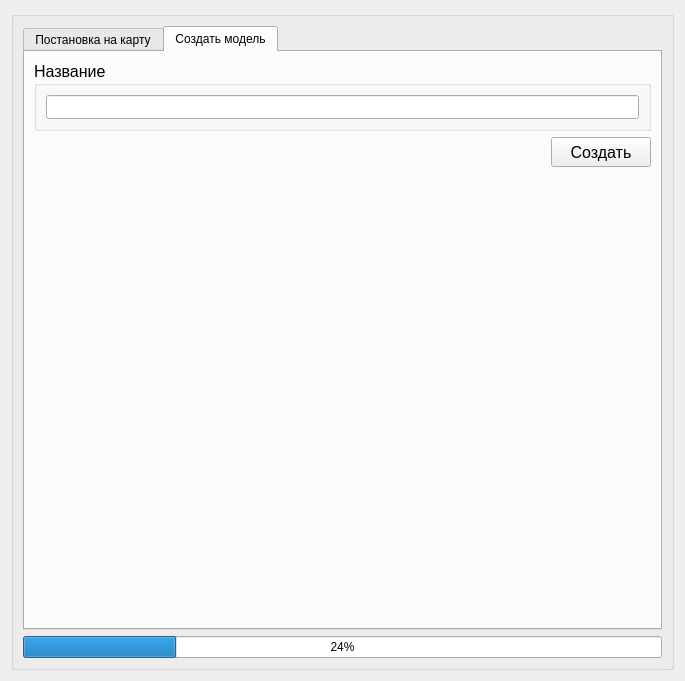
The window that src/Application/GUI/UI/optrlswindow.ui (Nisitka/air-trail-generator) describes before a commit, drawn with Qt 5.
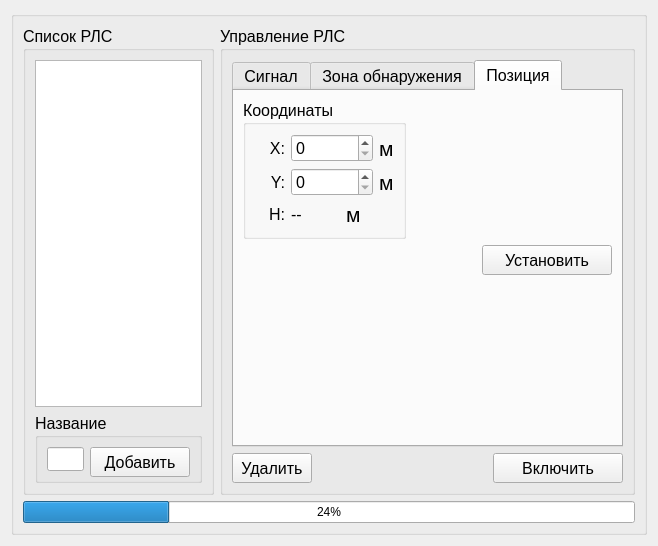
The same window after the commit. The open tabs and pages were chosen to show the change.

What changed in the file:
```diff
--- a/src/Application/GUI/UI/optrlswindow.ui
+++ b/src/Application/GUI/UI/optrlswindow.ui
@@ -6,14 +6,14 @@
    <rect>
     <x>0</x>
     <y>0</y>
-    <width>685</width>
-    <height>681</height>
+    <width>658</width>
+    <height>501</height>
    </rect>
   </property>
   <property name="windowTitle">
    <string>Form</string>
   </property>
-  <layout class="QHBoxLayout" name="horizontalLayout_3">
+  <layout class="QHBoxLayout" name="horizontalLayout_4">
    <item>
     <widget class="QGroupBox" name="mainGroupBox">
      <property name="title">
@@ -21,15 +21,7 @@
      </property>
      <layout class="QVBoxLayout" name="verticalLayout_6">
       <item>
-       <widget class="QTabWidget" name="mainTabWidget">
-        <property name="currentIndex">
-         <number>0</number>
-        </property>
-        <widget class="QWidget" name="tab_5">
-         <attribute name="title">
-          <string>Постановка на карту</string>
-         </attribute>
-         <layout class="QHBoxLayout" name="horizontalLayout_4">
+       <layout class="QHBoxLayout" name="horizontalLayout_3">
           <item>
            <widget class="QGroupBox" name="listRLSGroupBox">
             <property name="maximumSize">
@@ -49,6 +41,12 @@
             <layout class="QVBoxLayout" name="verticalLayout_5">
              <item>
               <widget class="QTableWidget" name="listRLSTableWidget">
+             <property name="sizePolicy">
+              <sizepolicy hsizetype="Expanding" vsizetype="MinimumExpanding">
+               <horstretch>0</horstretch>
+               <verstretch>0</verstretch>
+              </sizepolicy>
+             </property>
                <property name="maximumSize">
                 <size>
                  <width>99999</width>
@@ -61,22 +59,35 @@
               </widget>
              </item>
              <item>
-              <layout class="QHBoxLayout" name="horizontalLayout">
+            <layout class="QVBoxLayout" name="verticalLayout_4">
                <item>
-                <spacer name="horizontalSpacer_3">
-                 <property name="orientation">
-                  <enum>Qt::Horizontal</enum>
-                 </property>
-                 <property name="sizeHint" stdset="0">
+              <widget class="QGroupBox" name="nameNewRLSGroupBox">
+               <property name="maximumSize">
                   <size>
-                   <width>40</width>
-                   <height>20</height>
-                  </size>
-                 </property>
-                </spacer>
+                 <width>16777215</width>
+                 <height>70</height>
+                </size>
+               </property>
+               <property name="font">
+                <font>
+                 <pointsize>12</pointsize>
+                </font>
+               </property>
+               <property name="title">
+                <string>Название</string>
+               </property>
+               <layout class="QHBoxLayout" name="horizontalLayout_8">
+                <item>
+                 <widget class="QLineEdit" name="nameNewRLSLineEdit">
+                  <property name="font">
+                   <font>
+                    <pointsize>12</pointsize>
+                   </font>
+                  </property>
+                 </widget>
                </item>
                <item>
-                <widget class="QPushButton" name="addRLSButton">
+                 <widget class="QPushButton" name="createRLSButton">
                  <property name="minimumSize">
                   <size>
                    <width>100</width>
@@ -86,7 +97,7 @@
                  <property name="maximumSize">
                   <size>
                    <width>100</width>
-                   <height>16777215</height>
+                    <height>25</height>
                   </size>
                  </property>
                  <property name="font">
@@ -100,6 +111,9 @@
                 </widget>
                </item>
               </layout>
+              </widget>
+             </item>
+            </layout>
              </item>
             </layout>
            </widget>
@@ -591,7 +605,7 @@
                            </font>
                           </property>
                           <property name="text">
-                           <string>Z:</string>
+                         <string>H:</string>
                           </property>
                           <property name="alignment">
                            <set>Qt::AlignRight|Qt::AlignTrailing|Qt::AlignVCenter</set>
@@ -752,98 +766,6 @@
            </widget>
           </item>
          </layout>
-        </widget>
-        <widget class="QWidget" name="tab_7">
-         <attribute name="title">
-          <string>Создать модель</string>
-         </attribute>
-         <layout class="QVBoxLayout" name="verticalLayout_4">
-          <item>
-           <widget class="QGroupBox" name="nameNewRLSGroupBox">
-            <property name="maximumSize">
-             <size>
-              <width>16777215</width>
-              <height>70</height>
-             </size>
-            </property>
-            <property name="font">
-             <font>
-              <pointsize>12</pointsize>
-             </font>
-            </property>
-            <property name="title">
-             <string>Название</string>
-            </property>
-            <layout class="QHBoxLayout" name="horizontalLayout_8">
-             <item>
-              <widget class="QLineEdit" name="nameNewRLSLineEdit">
-               <property name="font">
-                <font>
-                 <pointsize>12</pointsize>
-                </font>
-               </property>
-              </widget>
-             </item>
-            </layout>
-           </widget>
-          </item>
-          <item>
-           <layout class="QHBoxLayout" name="horizontalLayout_6">
-            <item>
-             <spacer name="horizontalSpacer_5">
-              <property name="orientation">
-               <enum>Qt::Horizontal</enum>
-              </property>
-              <property name="sizeHint" stdset="0">
-               <size>
-                <width>40</width>
-                <height>20</height>
-               </size>
-              </property>
-             </spacer>
-            </item>
-            <item>
-             <widget class="QPushButton" name="createRLSButton">
-              <property name="minimumSize">
-               <size>
-                <width>100</width>
-                <height>30</height>
-               </size>
-              </property>
-              <property name="maximumSize">
-               <size>
-                <width>100</width>
-                <height>16777215</height>
-               </size>
-              </property>
-              <property name="font">
-               <font>
-                <pointsize>12</pointsize>
-               </font>
-              </property>
-              <property name="text">
-               <string>Создать</string>
-              </property>
-             </widget>
-            </item>
-           </layout>
-          </item>
-          <item>
-           <spacer name="verticalSpacer_3">
-            <property name="orientation">
-             <enum>Qt::Vertical</enum>
-            </property>
-            <property name="sizeHint" stdset="0">
-             <size>
-              <width>20</width>
-              <height>40</height>
-             </size>
-            </property>
-           </spacer>
-          </item>
-         </layout>
-        </widget>
-       </widget>
       </item>
       <item>
        <widget class="QProgressBar" name="setRLSprogressBar">
```
Left out of the diff: 2 changed lines with no effect on the pictures. Lines whose indentation alone changed are shown as unchanged.
